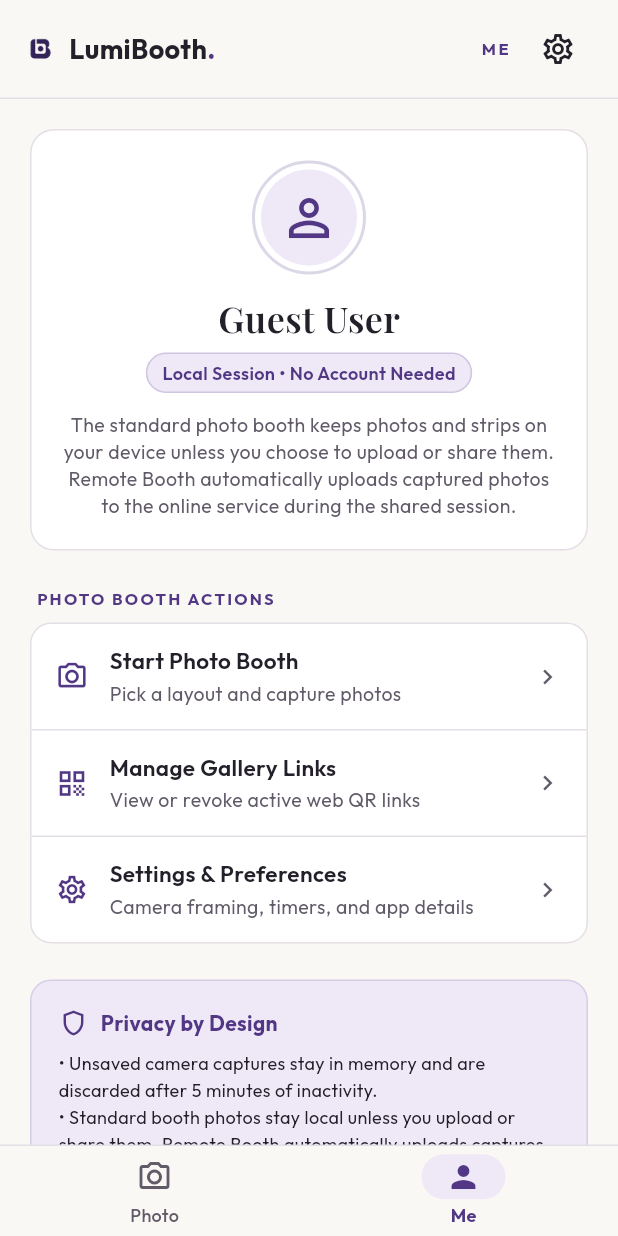
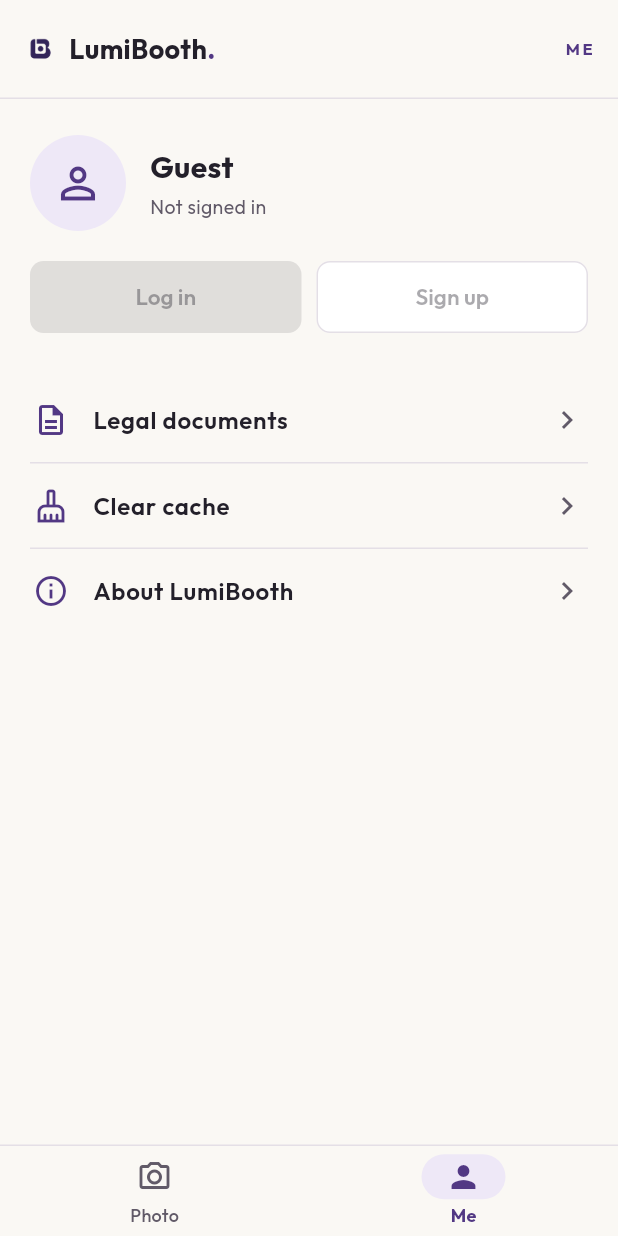
Before and after one commit to 0xYuuki/LumiBooth, a Flutter app: the screen it shows after launch, after a tap on "Me", on a phone screen of 412 x 824 dp. Run offline on Flutter 3.47's test engine with Material 3 defaults, Android fonts, the phone set to English and light mode, and no system bars; our stand-ins replace camera, image_picker, pdf, printing, share_plus, supabase_flutter; missing offline and left inert: qr; accounts and stored records are empty.

Commit message:
refactor(mobile): simplify Me profile and move utilities into tab

```diff
--- a/lumibooth_mobile/lib/me_page.dart
+++ b/lumibooth_mobile/lib/me_page.dart
@@ -3,44 +3,90 @@ import 'package:flutter/material.dart';
 import 'booth.dart';
 import 'settings_page.dart';
 
-/// Minimal guest profile and account view for LumiBooth.
-///
-/// Features a guest profile card, quick access to photo booth actions,
-/// local privacy information, and a Settings action in the top right.
+/// Simple guest account entry and practical app information.
 class MePage extends StatelessWidget {
-  /// Creates the [MePage].
-  ///
-  /// [onStartPhotoBooth] is invoked when the guest taps the primary
-  /// photo booth shortcut, switching to the Photo tab.
-  const MePage({super.key, this.onStartPhotoBooth});
-
-  /// Callback to switch to the Photo navigation tab.
-  final VoidCallback? onStartPhotoBooth;
+  const MePage({super.key});
 
   @override
   Widget build(BuildContext context) {
     return Scaffold(
       backgroundColor: paper,
-      appBar: BoothHeader(
-        step: 'ME',
-        trailing: IconButton(
-          icon: const Icon(Icons.settings_outlined, color: ink),
-          tooltip: 'Settings',
-          onPressed: () => Navigator.of(
-            context,
-          ).push(MaterialPageRoute<void>(builder: (_) => const SettingsPage())),
-        ),
-      ),
+      appBar: const BoothHeader(step: 'ME'),
       body: SafeArea(
         child: ListView(
-          padding: const EdgeInsets.symmetric(horizontal: 20, vertical: 20),
+          padding: const EdgeInsets.symmetric(horizontal: 20, vertical: 24),
           children: [
-            const _GuestProfileHeader(),
-            const SizedBox(height: 24),
-            _QuickActionsSection(onStartPhotoBooth: onStartPhotoBooth),
-            const SizedBox(height: 24),
-            const _PrivacyInfoCard(),
-            const SizedBox(height: 24),
+            Row(
+              children: [
+                const CircleAvatar(
+                  radius: 32,
+                  backgroundColor: wash,
+                  child: Icon(Icons.person_outline, size: 34, color: purple),
+                ),
+                const SizedBox(width: 16),
+                const Expanded(
+                  child: Column(
+                    crossAxisAlignment: CrossAxisAlignment.start,
+                    children: [
+                      Text('Guest',
+                          style: TextStyle(
+                            fontFamily: 'Outfit',
+                            fontSize: 20,
+                            fontWeight: FontWeight.w700,
+                            color: ink,
+                          )),
+                      SizedBox(height: 3),
+                      Text('Not signed in',
+                          style: TextStyle(color: muted, fontSize: 13)),
+                    ],
+                  ),
+                ),
+              ],
+            ),
+            const SizedBox(height: 20),
+            Row(
+              children: [
+                Expanded(
+                  child: FilledButton(
+                    onPressed: null, // Authentication belongs to issue #2.
+                    child: const Text('Log in'),
+                  ),
+                ),
+                const SizedBox(width: 10),
+                Expanded(
+                  child: OutlinedButton(
+                    onPressed: null, // Authentication belongs to issue #2.
+                    child: const Text('Sign up'),
+                  ),
+                ),
+              ],
+            ),
+            const SizedBox(height: 30),
+            _MeTile(
+              icon: Icons.description_outlined,
+              title: 'Legal documents',
+              onTap: () => Navigator.of(context).push(
+                MaterialPageRoute<void>(
+                  builder: (_) => const LegalDocumentsPage(),
+                ),
+              ),
+            ),
+            const Divider(height: 1, color: line),
+            _MeTile(
+              icon: Icons.cleaning_services_outlined,
+              title: 'Clear cache',
+              onTap: () => confirmClearImageCache(context),
+            ),
+            const Divider(height: 1, color: line),
+            _MeTile(
+              icon: Icons.info_outline,
+              title: 'About LumiBooth',
+              onTap: () => Navigator.of(context).push(
+                MaterialPageRoute<void>(
+                  builder: (_) => const AboutLumiBoothPage(),
+                ),
+              ),
+            ),
           ],
         ),
       ),
@@ -48,259 +94,32 @@ class MePage extends StatelessWidget {
   }
 }
 
-/// Header displaying the guest avatar, title, and local session badge.
-class _GuestProfileHeader extends StatelessWidget {
-  const _GuestProfileHeader();
-
-  @override
-  Widget build(BuildContext context) {
-    return Container(
-      padding: const EdgeInsets.all(20),
-      decoration: BoxDecoration(
-        color: Colors.white,
-        borderRadius: BorderRadius.circular(16),
-        border: Border.all(color: line),
-      ),
-      child: Column(
-        children: [
-          Container(
-            width: 76,
-            height: 76,
-            padding: const EdgeInsets.all(4),
-            decoration: BoxDecoration(
-              shape: BoxShape.circle,
-              border: Border.all(
-                color: purple.withValues(alpha: 0.2),
-                width: 2,
-              ),
-            ),
-            child: Container(
-              decoration: const BoxDecoration(
-                shape: BoxShape.circle,
-                color: wash,
-              ),
-              child: const Icon(Icons.person_outline, size: 40, color: purple),
-            ),
-          ),
-          const SizedBox(height: 12),
-          const Text(
-            'Guest User',
-            style: TextStyle(
-              fontFamily: 'Playfair Display',
-              fontSize: 24,
-              fontWeight: FontWeight.w600,
-              color: ink,
-            ),
-          ),
-          const SizedBox(height: 6),
-          Container(
-            padding: const EdgeInsets.symmetric(horizontal: 10, vertical: 4),
-            decoration: BoxDecoration(
-              color: wash,
-              borderRadius: BorderRadius.circular(20),
-              border: Border.all(color: purple.withValues(alpha: 0.2)),
-            ),
-            child: const Text(
-              'Local Session • No Account Needed',
-              style: TextStyle(
-                fontFamily: 'Outfit',
-                fontSize: 12,
-                fontWeight: FontWeight.w600,
-                color: purple,
-              ),
-            ),
-          ),
-          const SizedBox(height: 12),
-          const Text(
-            'The standard photo booth keeps photos and strips on your device '
-            'unless you choose to upload or share them. Remote Booth automatically '
-            'uploads captured photos to the online service during the shared session.',
-            textAlign: TextAlign.center,
-            style: TextStyle(
-              fontFamily: 'Outfit',
-              fontSize: 13,
-              height: 1.4,
-              color: muted,
-            ),
-          ),
-        ],
-      ),
-    );
-  }
-}
-
-/// Action list offering one-tap access to primary photo booth flows.
-class _QuickActionsSection extends StatelessWidget {
-  const _QuickActionsSection({this.onStartPhotoBooth});
-
-  final VoidCallback? onStartPhotoBooth;
-
-  @override
-  Widget build(BuildContext context) {
-    return Column(
-      crossAxisAlignment: CrossAxisAlignment.start,
-      children: [
-        const Padding(
-          padding: EdgeInsets.only(left: 4, bottom: 8),
-          child: Text(
-            'PHOTO BOOTH ACTIONS',
-            style: TextStyle(
-              fontFamily: 'Outfit',
-              fontWeight: FontWeight.w700,
-              fontSize: 11,
-              letterSpacing: 1.5,
-              color: purple,
-            ),
-          ),
-        ),
-        Container(
-          decoration: BoxDecoration(
-            color: Colors.white,
-            borderRadius: BorderRadius.circular(14),
-            border: Border.all(color: line),
-          ),
-          child: Column(
-            children: [
-              _ActionTile(
-                icon: Icons.photo_camera_outlined,
-                title: 'Start Photo Booth',
-                subtitle: 'Pick a layout and capture photos',
-                onTap: onStartPhotoBooth,
-              ),
-              const Divider(height: 1, thickness: 1, color: line),
-              _ActionTile(
-                icon: Icons.qr_code_outlined,
-                title: 'Manage Gallery Links',
-                subtitle: 'View or revoke active web QR links',
-                onTap: () => Navigator.of(context).push(
-                  MaterialPageRoute<void>(
-                    builder: (_) => const PrintLinksPage(),
-                  ),
-                ),
-              ),
-              const Divider(height: 1, thickness: 1, color: line),
-              _ActionTile(
-                icon: Icons.settings_outlined,
-                title: 'Settings & Preferences',
-                subtitle: 'Camera framing, timers, and app details',
-                onTap: () => Navigator.of(context).push(
-                  MaterialPageRoute<void>(builder: (_) => const SettingsPage()),
-                ),
-              ),
-            ],
-          ),
-        ),
-      ],
-    );
-  }
-}
-
-/// Reusable action row within the actions section.
-class _ActionTile extends StatelessWidget {
-  const _ActionTile({
+class _MeTile extends StatelessWidget {
+  const _MeTile({
     required this.icon,
     required this.title,
-    required this.subtitle,
-    this.onTap,
+    required this.onTap,
   });
 
   final IconData icon;
   final String title;
-  final String subtitle;
-  final VoidCallback? onTap;
+  final VoidCallback onTap;
 
   @override
   Widget build(BuildContext context) {
-    return Material(
-      color: Colors.transparent,
-      child: InkWell(
-        onTap: onTap,
-        borderRadius: BorderRadius.circular(14),
-        child: Padding(
-          padding: const EdgeInsets.symmetric(horizontal: 16, vertical: 14),
-          child: Row(
-            children: [
-              Icon(icon, size: 22, color: purple),
-              const SizedBox(width: 14),
-              Expanded(
-                child: Column(
-                  crossAxisAlignment: CrossAxisAlignment.start,
-                  children: [
-                    Text(
-                      title,
-                      style: const TextStyle(
-                        fontFamily: 'Outfit',
-                        fontWeight: FontWeight.w600,
-                        fontSize: 15,
-                        color: ink,
-                      ),
-                    ),
-                    const SizedBox(height: 2),
-                    Text(
-                      subtitle,
-                      style: const TextStyle(
-                        fontFamily: 'Outfit',
-                        fontSize: 13,
-                        color: muted,
-                      ),
-                    ),
-                  ],
-                ),
-              ),
-              const Icon(Icons.chevron_right, size: 20, color: muted),
-            ],
-          ),
+    return ListTile(
+      contentPadding: const EdgeInsets.symmetric(horizontal: 2),
+      leading: Icon(icon, color: purple),
+      title: Text(
+        title,
+        style: const TextStyle(
+          fontFamily: 'Outfit',
+          color: ink,
+          fontWeight: FontWeight.w600,
         ),
       ),
+      trailing: const Icon(Icons.chevron_right, color: muted),
+      onTap: onTap,
     );
   }
 }
-
-/// Information card detailing guest data handling and in-memory lifecycle.
-class _PrivacyInfoCard extends StatelessWidget {
-  const _PrivacyInfoCard();
-
-  @override
-  Widget build(BuildContext context) {
-    return Container(
-      padding: const EdgeInsets.all(18),
-      decoration: BoxDecoration(
-        color: wash,
-        borderRadius: BorderRadius.circular(14),
-        border: Border.all(color: purple.withValues(alpha: 0.15)),
-      ),
-      child: Column(
-        crossAxisAlignment: CrossAxisAlignment.start,
-        children: const [
-          Row(
-            children: [
-              Icon(Icons.shield_outlined, size: 20, color: purple),
-              SizedBox(width: 8),
-              Text(
-                'Privacy by Design',
-                style: TextStyle(
-                  fontFamily: 'Outfit',
-                  fontWeight: FontWeight.w700,
-                  fontSize: 14,
-                  color: purple,
-                ),
-              ),
-            ],
-          ),
-          SizedBox(height: 8),
-          Text(
-            '• Unsaved camera captures stay in memory and are discarded after 5 minutes of inactivity.\n'
-            '• Standard booth photos stay local unless you upload or share them. Remote Booth automatically uploads captures during the shared session.\n'
-            '• No credentials, ads, or tracking cookies.',
-            style: TextStyle(
-              fontFamily: 'Outfit',
-              fontSize: 12,
-              height: 1.5,
-              color: ink,
-            ),
-          ),
-        ],
-      ),
-    );
-  }
-}
```
